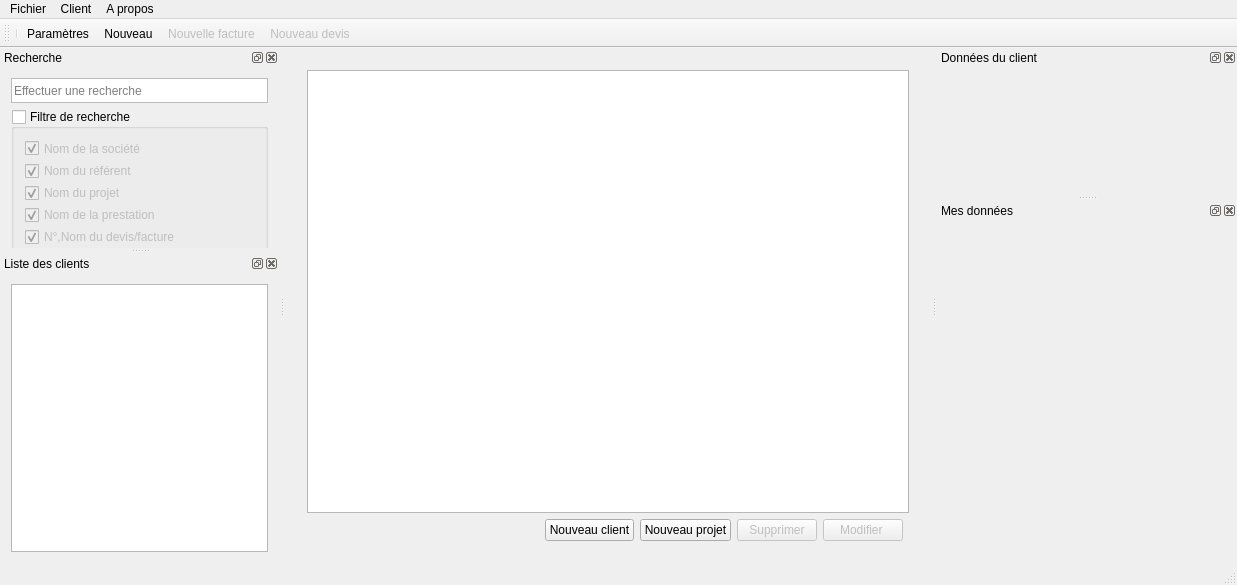
Qt form src/gui/mainwindow/mainwindow.ui (FACT-Team/FactDev) before a commit.
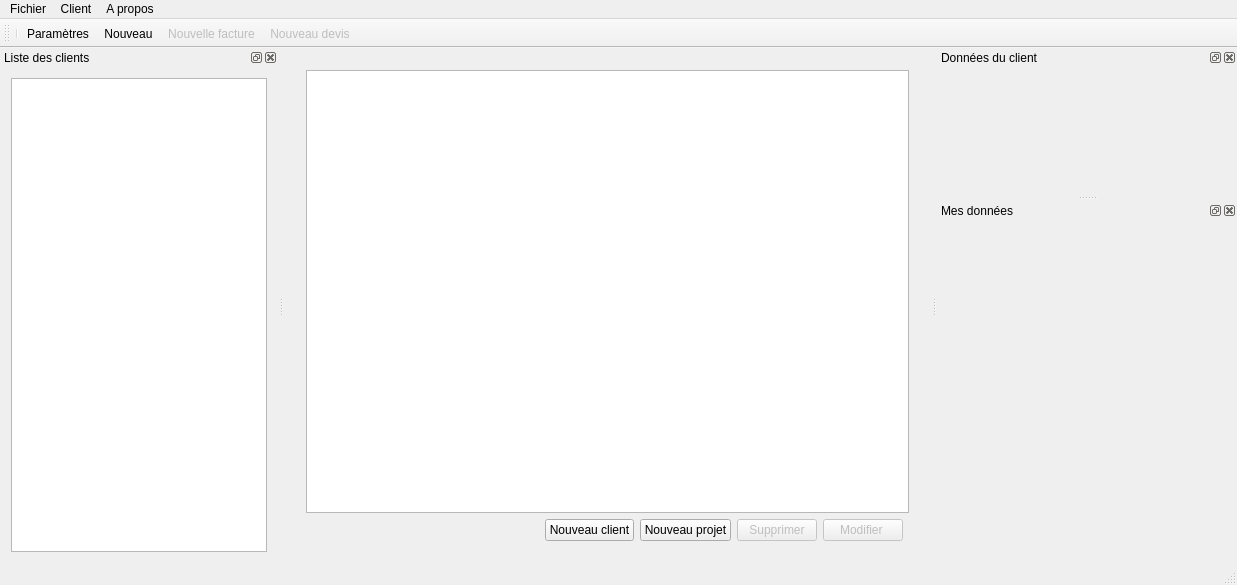
The same form after that commit. The open tabs and pages were chosen to show the change. Icons and pictures are not drawn. Custom widgets are drawn as their Qt base class.

Commit message: Refactoring of dock search

What changed in the file:
```diff
--- a/src/gui/mainwindow/mainwindow.ui
+++ b/src/gui/mainwindow/mainwindow.ui
@@ -394,140 +394,6 @@
    <addaction name="actionNewQuote"/>
   </widget>
   <widget class="QStatusBar" name="statusBar"/>
-  <widget class="QDockWidget" name="dockWidget">
-   <property name="minimumSize">
-    <size>
-     <width>279</width>
-     <height>200</height>
-    </size>
-   </property>
-   <property name="maximumSize">
-    <size>
-     <width>524287</width>
-     <height>200</height>
-    </size>
-   </property>
-   <property name="windowTitle">
-    <string>Recherche</string>
-   </property>
-   <attribute name="dockWidgetArea">
-    <number>1</number>
-   </attribute>
-   <widget class="QWidget" name="dockWidgetContents">
-    <layout class="QGridLayout" name="gridLayout">
-     <item row="0" column="0">
-      <widget class="QLineEdit" name="leSearch">
-       <property name="styleSheet">
-        <string notr="true">background: url(:/icons/searchMini);
-background-position: right;
-background-repeat: no-repeat;     
-border-radius: 0px;
-height: 23px;
-border: 1px solid #bbb;</string>
-       </property>
-       <property name="inputMask">
-        <string/>
-       </property>
-       <property name="text">
-        <string/>
-       </property>
-       <property name="placeholderText">
-        <string>Effectuer une recherche</string>
-       </property>
-       <property name="clearButtonEnabled">
-        <bool>true</bool>
-       </property>
-      </widget>
-     </item>
-     <item row="1" column="0">
-      <widget class="QGroupBox" name="gpbxSearchFilter">
-       <property name="enabled">
-        <bool>true</bool>
-       </property>
-       <property name="minimumSize">
-        <size>
-         <width>200</width>
-         <height>150</height>
-        </size>
-       </property>
-       <property name="title">
-        <string>Filtre de recherche</string>
-       </property>
-       <property name="checkable">
-        <bool>true</bool>
-       </property>
-       <property name="checked">
-        <bool>false</bool>
-       </property>
-       <layout class="QGridLayout" name="gridLayout_6">
-        <item row="0" column="0">
-         <widget class="QCheckBox" name="chkSearchCompany">
-          <property name="enabled">
-           <bool>false</bool>
-          </property>
-          <property name="text">
-           <string>Nom de la société</string>
-          </property>
-          <property name="checked">
-           <bool>true</bool>
-          </property>
-         </widget>
-        </item>
-        <item row="1" column="0">
-         <widget class="QCheckBox" name="chkReferentName">
-          <property name="enabled">
-           <bool>false</bool>
-          </property>
-          <property name="text">
-           <string>Nom du référent</string>
-          </property>
-          <property name="checked">
-           <bool>true</bool>
-          </property>
-         </widget>
-        </item>
-        <item row="2" column="0">
-         <widget class="QCheckBox" name="chkProjectName">
-          <property name="enabled">
-           <bool>false</bool>
-          </property>
-          <property name="text">
-           <string>Nom du projet</string>
-          </property>
-          <property name="checkable">
-           <bool>true</bool>
-          </property>
-          <property name="checked">
-           <bool>true</bool>
-          </property>
-         </widget>
-        </item>
-        <item row="3" column="0">
-         <widget class="QCheckBox" name="chkContributory">
-          <property name="text">
-           <string>Nom de la prestation</string>
-          </property>
-          <property name="checked">
-           <bool>true</bool>
-          </property>
-         </widget>
-        </item>
-        <item row="4" column="0">
-         <widget class="QCheckBox" name="chkBillQuote">
-          <property name="text">
-           <string>N°,Nom du devis/facture</string>
-          </property>
-          <property name="checked">
-           <bool>true</bool>
-          </property>
-         </widget>
-        </item>
-       </layout>
-      </widget>
-     </item>
-    </layout>
-   </widget>
-  </widget>
   <widget class="QDockWidget" name="dockWidget_2">
    <property name="minimumSize">
     <size>
```
Left out of the diff: 218 changed lines with no effect on the pictures. The commit also changes 6 other files.
